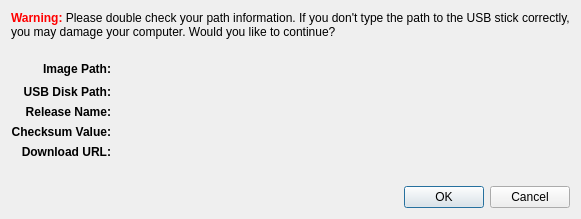
pars-linux/uludag, file staj-projeleri/puding/trunk/qt4/ui/qtConfirmDialog.ui: the form before one commit.
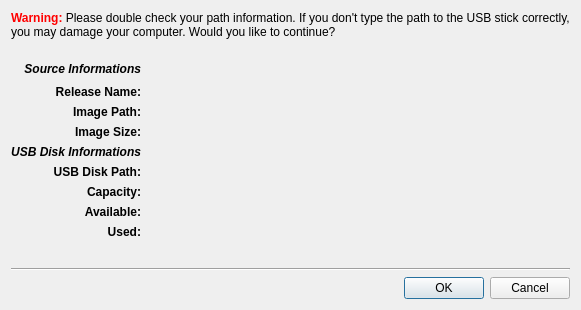
The form after the commit.

The edit to the form file:
```diff
--- a/staj-projeleri/puding/trunk/qt4/ui/qtConfirmDialog.ui
+++ b/staj-projeleri/puding/trunk/qt4/ui/qtConfirmDialog.ui
@@ -7,7 +7,7 @@
     <x>0</x>
     <y>0</y>
     <width>581</width>
-    <height>219</height>
+    <height>310</height>
    </rect>
   </property>
   <property name="minimumSize">
@@ -32,7 +32,7 @@
    </item>
    <item>
     <layout class="QGridLayout" name="gridLayout">
-     <item row="0" column="0">
+     <item row="2" column="0">
       <widget class="QLabel" name="label_2">
        <property name="text">
         <string>&lt;b&gt;Image Path:&lt;/b&gt;</string>
@@ -42,31 +42,48 @@
        </property>
       </widget>
      </item>
-     <item row="0" column="1">
+     <item row="2" column="1">
       <widget class="QLabel" name="label_src">
        <property name="text">
         <string/>
        </property>
       </widget>
      </item>
+     <item row="6" column="0">
+      <widget class="QLabel" name="label_8">
+       <property name="text">
+        <string>&lt;b&gt;Capacity:&lt;/b&gt;</string>
+       </property>
+       <property name="alignment">
+        <set>Qt::AlignRight|Qt::AlignTrailing|Qt::AlignVCenter</set>
+       </property>
+      </widget>
+     </item>
+     <item row="6" column="1">
+      <widget class="QLabel" name="label_capacity">
+       <property name="text">
+        <string/>
+       </property>
+      </widget>
+     </item>
+     <item row="7" column="0">
+      <widget class="QLabel" name="label_10">
+       <property name="text">
+        <string>&lt;b&gt;Available:&lt;/b&gt;</string>
+       </property>
+       <property name="alignment">
+        <set>Qt::AlignRight|Qt::AlignTrailing|Qt::AlignVCenter</set>
+       </property>
+      </widget>
+     </item>
+     <item row="7" column="1">
+      <widget class="QLabel" name="label_available">
+       <property name="text">
+        <string/>
+       </property>
+      </widget>
+     </item>
      <item row="1" column="0">
-      <widget class="QLabel" name="label_4">
-       <property name="text">
-        <string>&lt;b&gt;USB Disk Path:&lt;/b&gt;</string>
-       </property>
-       <property name="alignment">
-        <set>Qt::AlignRight|Qt::AlignTrailing|Qt::AlignVCenter</set>
-       </property>
-      </widget>
-     </item>
-     <item row="1" column="1">
-      <widget class="QLabel" name="label_dst">
-       <property name="text">
-        <string/>
-       </property>
-      </widget>
-     </item>
-     <item row="2" column="0">
       <widget class="QLabel" name="label_6">
        <property name="text">
         <string>&lt;b&gt;Release Name:&lt;/b&gt;</string>
@@ -76,40 +93,67 @@
        </property>
       </widget>
      </item>
-     <item row="2" column="1">
+     <item row="1" column="1">
       <widget class="QLabel" name="label_name">
        <property name="text">
         <string/>
        </property>
       </widget>
      </item>
-     <item row="3" column="0">
-      <widget class="QLabel" name="label_8">
-       <property name="text">
-        <string>&lt;b&gt;Checksum Value:&lt;/b&gt;</string>
-       </property>
-       <property name="alignment">
-        <set>Qt::AlignRight|Qt::AlignTrailing|Qt::AlignVCenter</set>
-       </property>
-      </widget>
-     </item>
-     <item row="3" column="1">
-      <widget class="QLabel" name="label_md5">
-       <property name="text">
-        <string/>
-       </property>
-      </widget>
-     </item>
      <item row="4" column="0">
-      <widget class="QLabel" name="label_10">
+      <widget class="QLabel" name="label_3">
        <property name="text">
-        <string>&lt;b&gt;Download URL:&lt;/b&gt;</string>
+        <string>&lt;i&gt;&lt;b&gt;USB Disk Informations&lt;/b&gt;&lt;/i&gt;</string>
        </property>
        <property name="alignment">
         <set>Qt::AlignRight|Qt::AlignTrailing|Qt::AlignVCenter</set>
        </property>
       </widget>
      </item>
+     <item row="5" column="0">
+      <widget class="QLabel" name="label_4">
+       <property name="text">
+        <string>&lt;b&gt;USB Disk Path:&lt;/b&gt;</string>
+       </property>
+       <property name="alignment">
+        <set>Qt::AlignRight|Qt::AlignTrailing|Qt::AlignVCenter</set>
+       </property>
+      </widget>
+     </item>
+     <item row="5" column="1">
+      <widget class="QLabel" name="label_dst">
+       <property name="text">
+        <string/>
+       </property>
+      </widget>
+     </item>
+     <item row="0" column="0">
+      <widget class="QLabel" name="label_5">
+       <property name="text">
+        <string>&lt;i&gt;&lt;b&gt;Source Informations&lt;/b&gt;&lt;/i&gt;</string>
+       </property>
+       <property name="alignment">
+        <set>Qt::AlignRight|Qt::AlignTrailing|Qt::AlignVCenter</set>
+       </property>
+      </widget>
+     </item>
+     <item row="8" column="0">
+      <widget class="QLabel" name="label_7">
+       <property name="text">
+        <string>&lt;b&gt;Used:&lt;/b&gt;</string>
+       </property>
+       <property name="alignment">
+        <set>Qt::AlignRight|Qt::AlignTrailing|Qt::AlignVCenter</set>
+       </property>
+      </widget>
+     </item>
+     <item row="8" column="1">
+      <widget class="QLabel" name="label_used">
+       <property name="text">
+        <string/>
+       </property>
+      </widget>
+     </item>
      <item row="0" column="2">
       <spacer name="horizontalSpacer">
        <property name="orientation">
@@ -123,8 +167,18 @@
        </property>
       </spacer>
      </item>
-     <item row="4" column="1">
-      <widget class="QLabel" name="label_url">
+     <item row="3" column="0">
+      <widget class="QLabel" name="label_9">
+       <property name="text">
+        <string>&lt;b&gt;Image Size:&lt;/b&gt;</string>
+       </property>
+       <property name="alignment">
+        <set>Qt::AlignRight|Qt::AlignTrailing|Qt::AlignVCenter</set>
+       </property>
+      </widget>
+     </item>
+     <item row="3" column="1">
+      <widget class="QLabel" name="label_src_size">
        <property name="text">
         <string/>
        </property>
@@ -145,6 +199,13 @@
      </property>
     </spacer>
    </item>
+   <item>
+    <widget class="Line" name="line">
+     <property name="orientation">
+      <enum>Qt::Horizontal</enum>
+     </property>
+    </widget>
+   </item>
    <item>
     <widget class="QDialogButtonBox" name="buttonBox">
      <property name="orientation">
```
